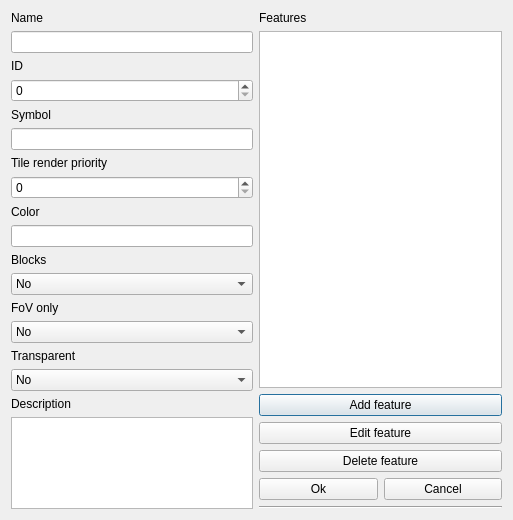
Before: the Qt Designer form editor/actors/actor_edit_dlg.ui in lonski/amarlon, drawn with Qt 5.
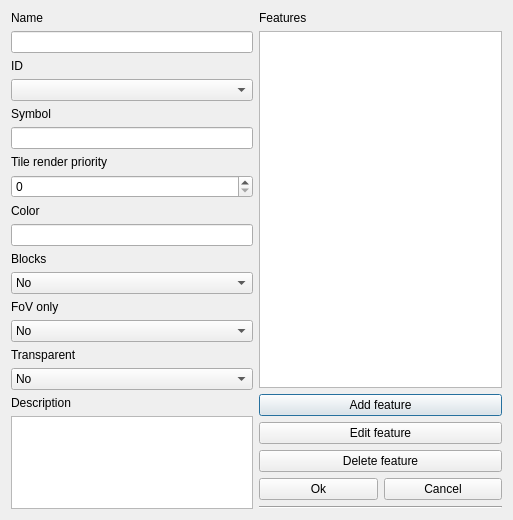
After: the same form once the commit is applied.

What changed in the file:
```diff
--- a/editor/actors/actor_edit_dlg.ui
+++ b/editor/actors/actor_edit_dlg.ui
@@ -34,7 +34,7 @@
       </widget>
      </item>
      <item>
-      <widget class="QSpinBox" name="fID"/>
+      <widget class="QComboBox" name="fID"/>
      </item>
      <item>
       <widget class="QLabel" name="label_3">
```
